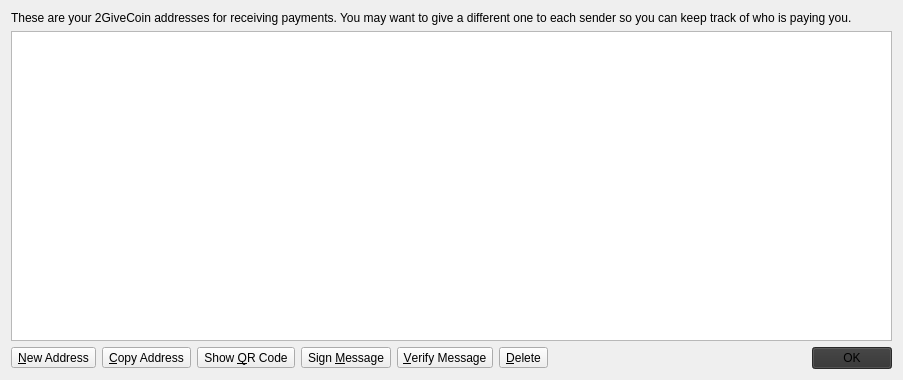
Before: the Qt Designer form src/qt/forms/addressbookpage.ui in LittleDuke/2GIVE, drawn with Qt 5.
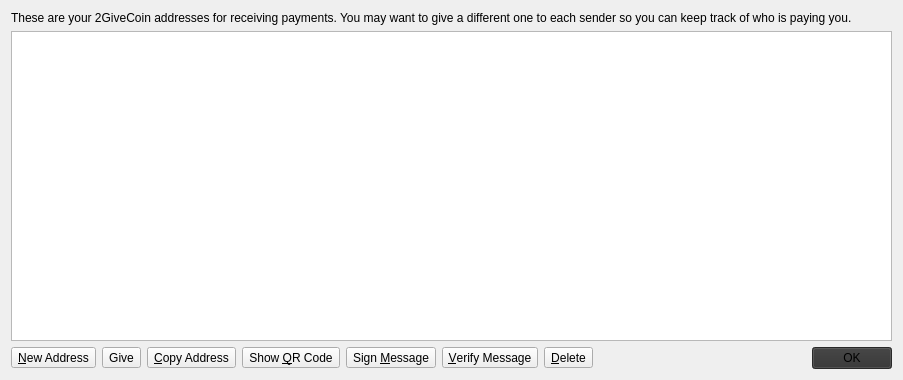
After: the same form once the commit is applied. Icons and pictures are not drawn.

Commit message: RC6-DEV / SQLite3 / Enhanced Gift*Card control, Contacts have Give option from list

Diff of the .ui file:
```diff
--- a/src/qt/forms/addressbookpage.ui
+++ b/src/qt/forms/addressbookpage.ui
@@ -74,6 +74,13 @@
        </property>
       </widget>
      </item>
+     <item>
+      <widget class="QToolButton" name="giveButton">
+       <property name="text">
+        <string>Give</string>
+       </property>
+      </widget>
+     </item>
      <item>
       <widget class="QToolButton" name="copyToClipboard">
        <property name="toolTip">
```
The commit also changes 18 other files.
